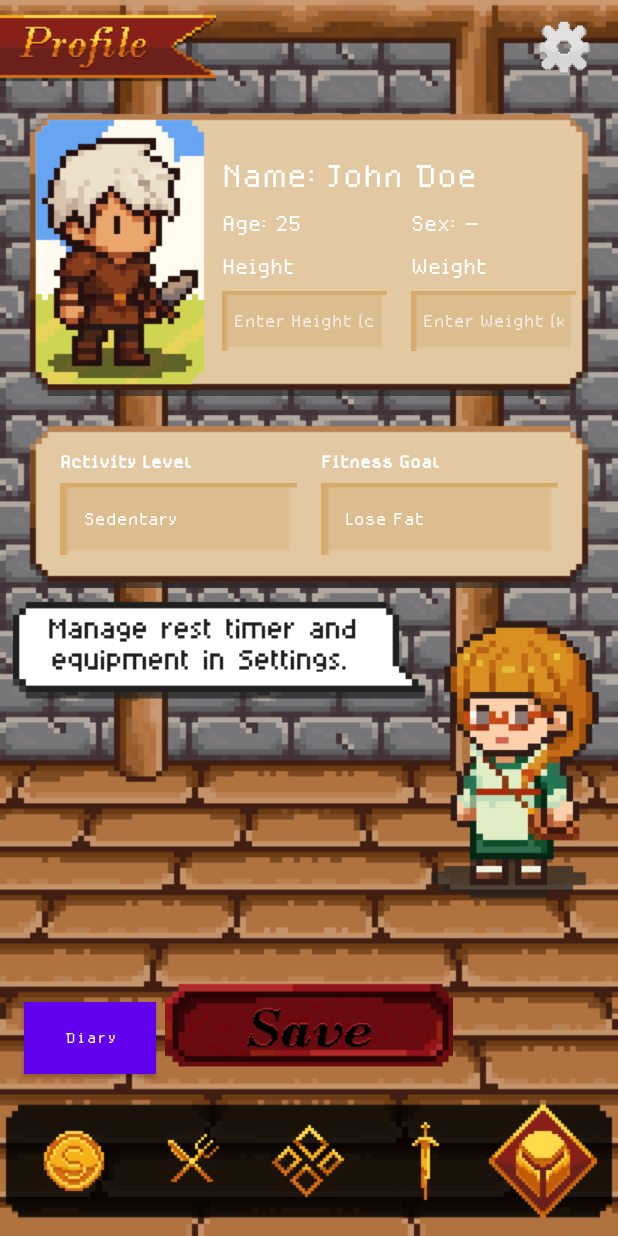
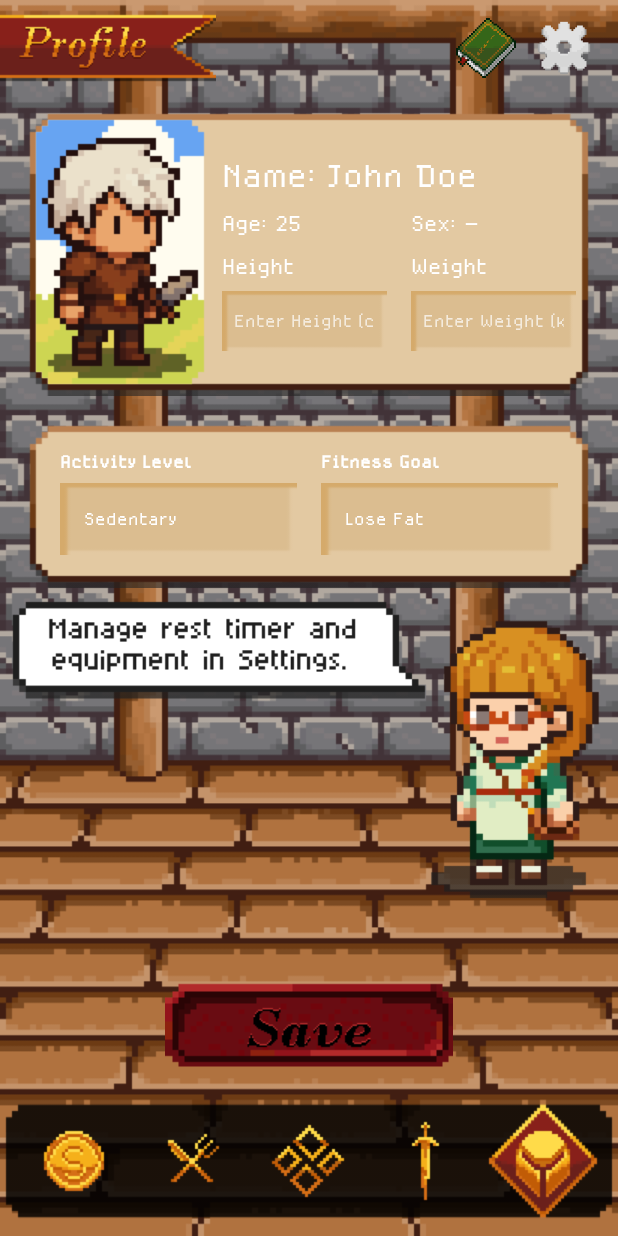
Before and after one commit to xZept/fitquest, an Android app built with Jetpack Compose: the ProfileActivity screen opened directly, with no data from a screen before it, on a phone screen of 412 x 824 dp. Run offline under Robolectric (Android 15) with nearby library versions, the light colour scheme and no system bars; our stand-ins replace Room's generated code; 1 statement that could not run was skipped.

Commit message:
updated the diary button

```diff
--- a/app/src/main/java/com/example/fitquest/ProfileActivity.kt
+++ b/app/src/main/java/com/example/fitquest/ProfileActivity.kt
@@ -88,7 +88,7 @@ class ProfileActivity : AppCompatActivity() {
         btnSave = findViewById(R.id.btn_save_profile)
 
         // NEW: open diary from Profile
-        findViewById<Button>(R.id.btn_diary)?.setOnClickListener {
+        findViewById<ImageButton>(R.id.btn_diary)?.setOnClickListener {
             it.startAnimation(pressAnim)
             startActivity(Intent(this, DiaryActivity::class.java))
             overridePendingTransition(0, 0)
--- a/app/src/main/res/layout/activity_profile.xml
+++ b/app/src/main/res/layout/activity_profile.xml
@@ -31,6 +31,17 @@
             android:layout_width="0dp"
             android:layout_height="0dp"
             android:layout_weight="1" />
+
+        <!-- Diary button (bottom-left, above nav). Kept simple to avoid disrupting UI -->
+        <ImageButton
+            android:id="@+id/btn_diary"
+            android:layout_width="40dp"
+            android:layout_height="40dp"
+            android:layout_marginEnd="12dp"
+            android:background="@drawable/icon_diary"
+            android:contentDescription="Open Diary"
+            android:padding="4dp" />
+
 
         <ImageButton
             android:id="@+id/btn_settings"
@@ -317,21 +328,7 @@
         android:background="@drawable/button_save"
         android:contentDescription="Save Profile" />
 
-    <!-- Diary button (bottom-left, above nav). Kept simple to avoid disrupting UI -->
-    <Button
-        android:id="@+id/btn_diary"
-        android:layout_width="wrap_content"
-        android:layout_height="wrap_content"
-        android:layout_alignParentStart="true"
-        android:layout_above="@id/bottom_nav"
-        android:layout_marginStart="16dp"
-        android:layout_marginBottom="8dp"
-        android:text="Diary"
-        android:textAllCaps="false"
-        android:textColor="@android:color/white"
-        android:background="@color/purple_200"
-        android:paddingLeft="16dp"
-        android:paddingRight="16dp" />
+
 
     <!-- Bottom nav -->
     <LinearLayout
```
Also changed, not shown: app/src/main/res/drawable-nodpi/coin_spritesheet.png (added), app/src/main/res/drawable-nodpi/container_slime_hp.png (added), app/src/main/res/drawable-nodpi/icon_diary.png (added).
